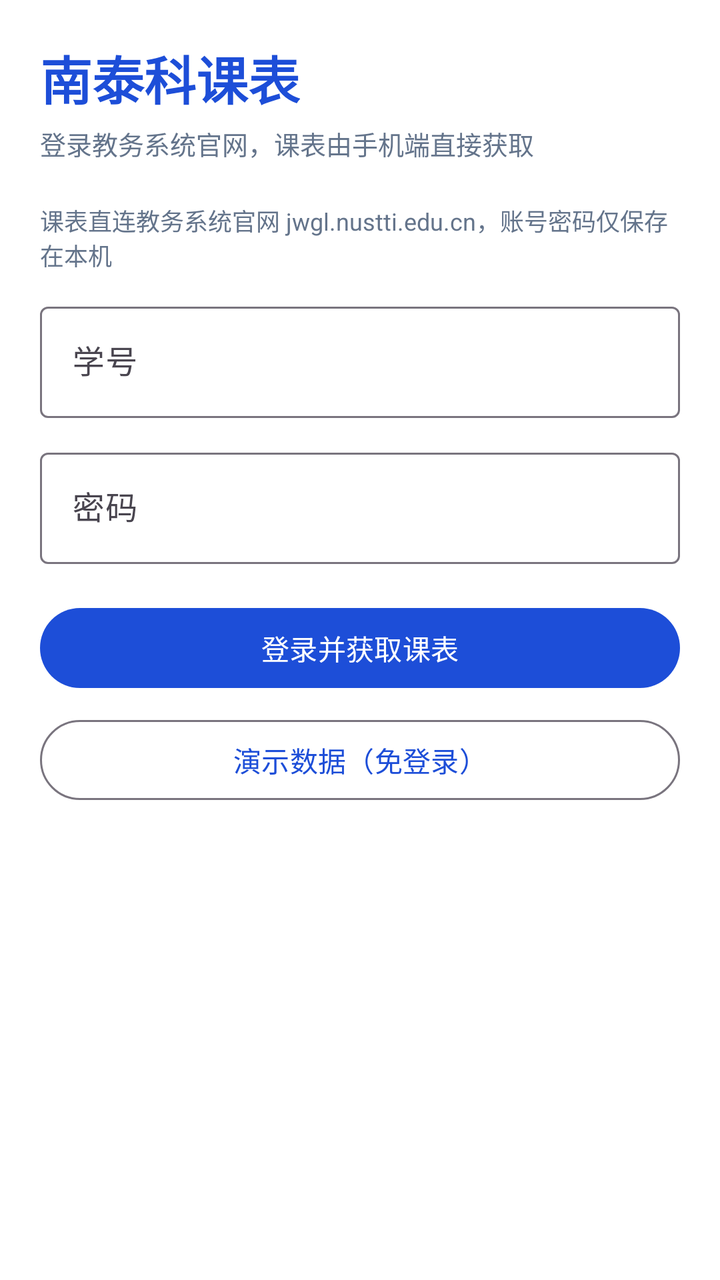
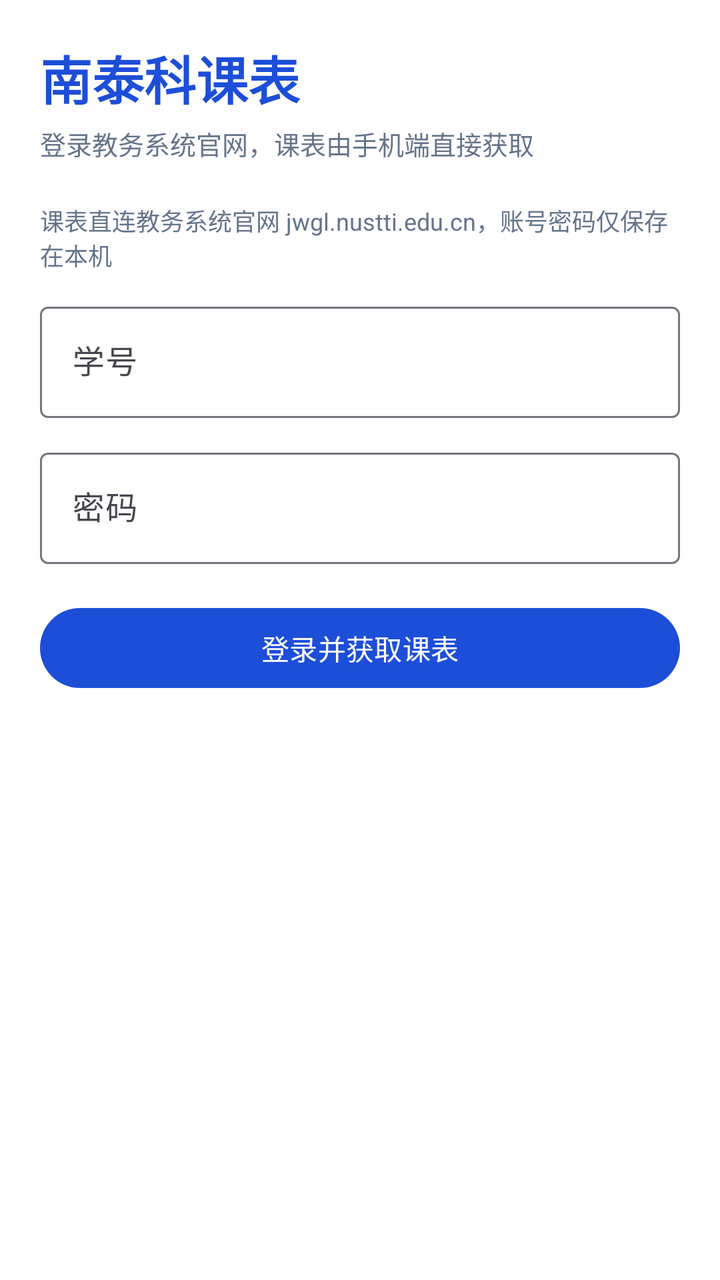

Screens rendered from an Android XML layout before and after an edit, with the pre-edit source and the edit as a unified diff.
<!-- AndroidManifest.xml: application theme Theme.NusttiTimetable -->
<!-- res/layout/activity_login.xml -->
<?xml version="1.0" encoding="utf-8"?>
<ScrollView xmlns:android="http://schemas.android.com/apk/res/android"
    android:layout_width="match_parent"
    android:layout_height="match_parent"
    android:background="@color/surface"
    android:fillViewport="true">

    <LinearLayout
        android:layout_width="match_parent"
        android:layout_height="wrap_content"
        android:orientation="vertical"
        android:padding="20dp">

        <TextView
            android:layout_width="wrap_content"
            android:layout_height="wrap_content"
            android:text="@string/app_name"
            android:textColor="@color/brand"
            android:textSize="26sp"
            android:textStyle="bold" />

        <TextView
            android:layout_width="match_parent"
            android:layout_height="wrap_content"
            android:layout_marginTop="4dp"
            android:text="登录教务系统官网，课表由手机端直接获取"
            android:textColor="@color/text_secondary"
            android:textSize="13sp" />

        <TextView
            android:layout_width="match_parent"
            android:layout_height="wrap_content"
            android:layout_marginTop="20dp"
            android:text="@string/tip_jwgl"
            android:textColor="@color/text_secondary"
            android:textSize="12sp" />

        <com.google.android.material.textfield.TextInputLayout
            android:layout_width="match_parent"
            android:layout_height="wrap_content"
            android:layout_marginTop="12dp"
            android:hint="@string/hint_student_id">

            <com.google.android.material.textfield.TextInputEditText
                android:id="@+id/etStudentId"
                android:layout_width="match_parent"
                android:layout_height="wrap_content"
                android:inputType="text"
                android:singleLine="true" />
        </com.google.android.material.textfield.TextInputLayout>

        <com.google.android.material.textfield.TextInputLayout
            android:layout_width="match_parent"
            android:layout_height="wrap_content"
            android:layout_marginTop="12dp"
            android:hint="@string/hint_password">

            <com.google.android.material.textfield.TextInputEditText
                android:id="@+id/etPassword"
                android:layout_width="match_parent"
                android:layout_height="wrap_content"
                android:inputType="textPassword"
                android:singleLine="true" />
        </com.google.android.material.textfield.TextInputLayout>

        <Button
            android:id="@+id/btnLogin"
            android:layout_width="match_parent"
            android:layout_height="wrap_content"
            android:layout_marginTop="18dp"
            android:text="@string/action_login"
            android:textAllCaps="false" />

        <Button
            android:id="@+id/btnDemo"
            style="?attr/materialButtonOutlinedStyle"
            android:layout_width="match_parent"
            android:layout_height="wrap_content"
            android:layout_marginTop="8dp"
            android:text="@string/action_demo"
            android:textAllCaps="false" />

        <Button
            android:id="@+id/btnOffline"
            style="?attr/materialButtonOutlinedStyle"
            android:layout_width="match_parent"
            android:layout_height="wrap_content"
            android:layout_marginTop="8dp"
            android:text="@string/widget_enter_offline"
            android:textAllCaps="false"
            android:visibility="gone" />

        <TextView
            android:id="@+id/tvStatus"
            android:layout_width="match_parent"
            android:layout_height="wrap_content"
            android:layout_marginTop="14dp"
            android:textColor="@color/text_secondary"
            android:textSize="13sp" />

        <ProgressBar
            android:id="@+id/progress"
            android:layout_width="wrap_content"
            android:layout_height="wrap_content"
            android:layout_gravity="center_horizontal"
            android:layout_marginTop="10dp"
            android:visibility="gone" />
    </LinearLayout>
</ScrollView>
<!-- resources referenced by this layout -->
<resources>
  <color name="brand">#1D4ED8</color>
  <color name="surface">#FFFFFF</color>
  <color name="text_secondary">#64748B</color>
  <string name="action_demo">演示数据（免登录）</string>
  <string name="action_login">登录并获取课表</string>
  <string name="app_name">南泰科课表</string>
  <string name="hint_password">密码</string>
  <string name="hint_student_id">学号</string>
  <string name="tip_jwgl">课表直连教务系统官网 jwgl.nustti.edu.cn，账号密码仅保存在本机</string>
  <string name="widget_enter_offline">查看本地缓存课表</string>
  <style name="Theme.NusttiTimetable" parent="Theme.Material3.DayNight.NoActionBar">
          <item name="colorPrimary">@color/brand</item>
          <item name="colorPrimaryDark">@color/brand_dark</item>
          <item name="colorOnPrimary">@color/white</item>
          <item name="android:statusBarColor" tools:targetApi="l">@color/brand_dark</item>
      </style>
  <color name="brand_dark">#0F172A</color>
  <color name="white">#FFFFFFFF</color>
</resources>

<!-- the commit's change to res/layout/activity_login.xml (unified diff, before → after) -->
@@ -71,25 +71,6 @@
             android:text="@string/action_login"
             android:textAllCaps="false" />
 
-        <Button
-            android:id="@+id/btnDemo"
-            style="?attr/materialButtonOutlinedStyle"
-            android:layout_width="match_parent"
-            android:layout_height="wrap_content"
-            android:layout_marginTop="8dp"
-            android:text="@string/action_demo"
-            android:textAllCaps="false" />
-
-        <Button
-            android:id="@+id/btnOffline"
-            style="?attr/materialButtonOutlinedStyle"
-            android:layout_width="match_parent"
-            android:layout_height="wrap_content"
-            android:layout_marginTop="8dp"
-            android:text="@string/widget_enter_offline"
-            android:textAllCaps="false"
-            android:visibility="gone" />
-
         <TextView
             android:id="@+id/tvStatus"
             android:layout_width="match_parent"
<!-- resource entries referenced after the edit -->
@@ -3,13 +3,11 @@
   <color name="brand">#1D4ED8</color>
   <color name="surface">#FFFFFF</color>
   <color name="text_secondary">#64748B</color>
-  <string name="action_demo">演示数据（免登录）</string>
   <string name="action_login">登录并获取课表</string>
   <string name="app_name">南泰科课表</string>
   <string name="hint_password">密码</string>
   <string name="hint_student_id">学号</string>
   <string name="tip_jwgl">课表直连教务系统官网 jwgl.nustti.edu.cn，账号密码仅保存在本机</string>
-  <string name="widget_enter_offline">查看本地缓存课表</string>
   <style name="Theme.NusttiTimetable" parent="Theme.Material3.DayNight.NoActionBar">
           <item name="colorPrimary">@color/brand</item>
           <item name="colorPrimaryDark">@color/brand_dark</item>
